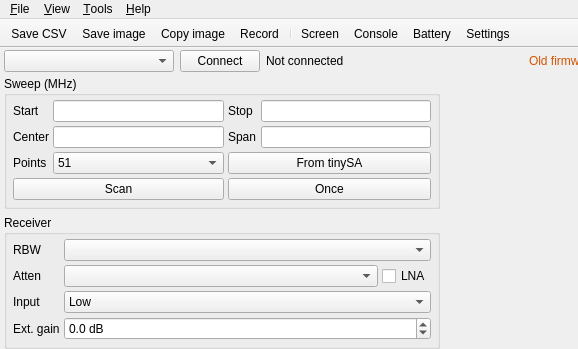
Above: src/ui/mainwindow.ui from erikkaashoek/tinySA-app before the change; both pictures show x 0 to 578 and y 0 to 349 of the 1100 by 700 pixel window. Below: the same form after it.
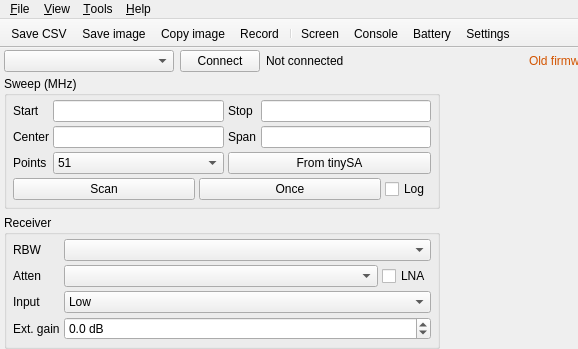
That is the form after the change. Custom widgets are drawn as their Qt base class.

The edit to the form file:
```diff
--- a/src/ui/mainwindow.ui
+++ b/src/ui/mainwindow.ui
@@ -331,8 +331,19 @@
               </property>
              </widget>
             </item>
-            <item row="3" column="0" colspan="2">
+            <item row="3" column="0" colspan="4">
+             <layout class="QHBoxLayout" name="scanRowLayout">
+              <property name="spacing">
+               <number>4</number>
+              </property>
+              <item>
              <widget class="QPushButton" name="scanButton">
+                <property name="sizePolicy">
+                 <sizepolicy hsizetype="Expanding" vsizetype="Fixed">
+                  <horstretch>1</horstretch>
+                  <verstretch>0</verstretch>
+                 </sizepolicy>
+                </property>
               <property name="toolTip">
                <string>Sweep continuously (Esc stops)</string>
               </property>
@@ -344,8 +355,14 @@
               </property>
              </widget>
             </item>
-            <item row="3" column="2" colspan="2">
+              <item>
              <widget class="QPushButton" name="onceButton">
+                <property name="sizePolicy">
+                 <sizepolicy hsizetype="Expanding" vsizetype="Fixed">
+                  <horstretch>1</horstretch>
+                  <verstretch>0</verstretch>
+                 </sizepolicy>
+                </property>
               <property name="toolTip">
                <string>Sweep once</string>
               </property>
@@ -353,6 +370,18 @@
                <string>Once</string>
               </property>
              </widget>
+              </item>
+              <item>
+               <widget class="QCheckBox" name="logCheck">
+                <property name="toolTip">
+                 <string>Logarithmic frequencies: the points and the frequency axis (from 10 kHz). The tinySA sweeps linearly, so the sweep is made of one linear piece per octave; a tracking sweep has exact log points</string>
+                </property>
+                <property name="text">
+                 <string>Log</string>
+                </property>
+               </widget>
+              </item>
+             </layout>
             </item>
            </layout>
           </widget>
```
Lines whose indentation alone changed are shown as unchanged.
